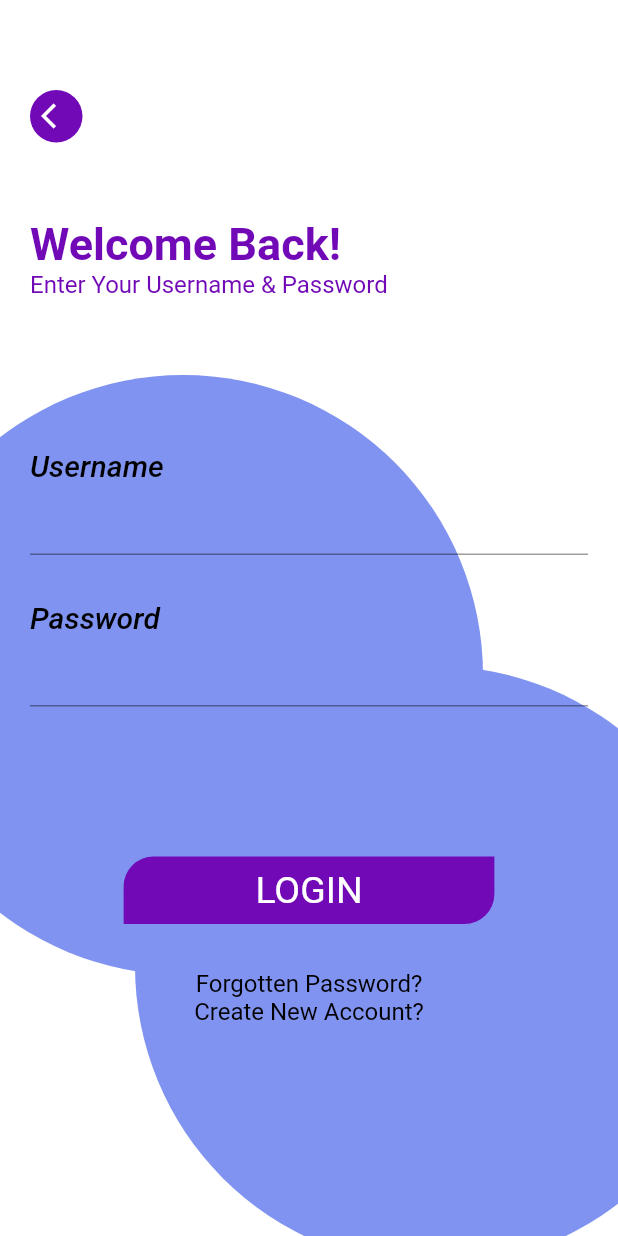
After one commit to IsaiasCuvula/login_sign_out_ui, a Flutter app: the screen it shows after launch, after a tap on "JOIN NOW", on a phone screen of 412 x 824 dp. The commit adds this screen. Run offline on Flutter 3.47's test engine with Material 2 defaults, Android fonts, the phone set to English and light mode, and no system bars.

Commit message:
login page ui done

```diff
--- a/lib/main.dart
+++ b/lib/main.dart
@@ -16,6 +16,7 @@ class MyApp extends StatelessWidget {
       debugShowCheckedModeBanner: false,
       title: 'Login & Sign up UI',
       theme: ThemeData(
+        scaffoldBackgroundColor: Colors.white,
         textTheme: TextTheme(
           bodyText1: TextStyle(color: kDarkPurple),
           bodyText2: TextStyle(color: kDarkPurple),
--- /dev/null
+++ b/lib/pages/login_page.dart
@@ -0,0 +1,80 @@
+import 'package:flutter/material.dart';
+
+import '../utils/constants.dart';
+import '../widgets/custom_back_button.dart';
+import '../widgets/custom_button.dart';
+import '../widgets/custom_circle.dart';
+import '../widgets/text_field_title.dart';
+
+class LoginPage extends StatelessWidget {
+  const LoginPage({Key? key}) : super(key: key);
+
+  @override
+  Widget build(BuildContext context) {
+    final Size size = MediaQuery.of(context).size;
+    return Scaffold(
+      body: Stack(
+        children: [
+          Positioned(
+            right: 90.0,
+            top: 250.0,
+            child: CustomCircle(color: kBlue),
+          ),
+          Positioned(
+            left: 90.0,
+            bottom: -20.0,
+            child: CustomCircle(color: kBlue),
+          ),
+          Padding(
+            padding: const EdgeInsets.all(20.0),
+            child: Column(
+              crossAxisAlignment: CrossAxisAlignment.start,
+              children: [
+                const SizedBox(height: 40.0),
+                const CustomBackButton(),
+                const SizedBox(height: 50.0),
+                const Text(
+                  "Welcome Back!",
+                  style: TextStyle(
+                    fontSize: 30.0,
+                    fontWeight: FontWeight.bold,
+                  ),
+                ),
+                const Text(
+                  "Enter Your Username & Password",
+                  style: TextStyle(fontSize: 16.0),
+                ),
+                const SizedBox(height: 100.0),
+                const TextFieldTitle(text: 'Username'),
+                const TextField(),
+                const SizedBox(height: 30.0),
+                const TextFieldTitle(text: 'Password'),
+                const TextField(),
+                const SizedBox(height: 100.0),
+                Center(
+                  child: CustomButton(
+                    width: size.width * 0.6,
+                    text: 'LOGIN',
+                  ),
+                ),
+                const SizedBox(height: 30.0),
+                const Center(
+                  child: Text(
+                    "Forgotten Password?",
+                    style: TextStyle(fontSize: 16.0, color: Colors.black),
+                  ),
+                ),
+                const Center(
+                  child: Text(
+                    "Create New Account?",
+                    style: TextStyle(fontSize: 16.0, color: Colors.black),
+                  ),
+                ),
+              ],
+            ),
+          ),
+        ],
+      ),
+    );
+  }
+}
--- a/lib/pages/welcome_page.dart
+++ b/lib/pages/welcome_page.dart
@@ -1,5 +1,7 @@
 import 'package:flutter/material.dart';
+import 'package:login_sign_out_ui/pages/login_page.dart';
 
+import '../utils/constants.dart';
 import '../widgets/custom_button.dart';
 import '../widgets/custom_circle.dart';
 
@@ -12,15 +14,15 @@ class WelcomePage extends StatelessWidget {
     return Scaffold(
       body: Stack(
         children: [
-          const Positioned(
+          Positioned(
             right: 90.0,
             top: -20.0,
-            child: CustomCircle(),
+            child: CustomCircle(color: kLightPurple),
           ),
-          const Positioned(
+          Positioned(
             left: 90.0,
             bottom: 200.0,
-            child: CustomCircle(),
+            child: CustomCircle(color: kLightPurple),
           ),
           Padding(
             padding: const EdgeInsets.all(20.0),
@@ -41,9 +43,18 @@ class WelcomePage extends StatelessWidget {
                 ),
                 const SizedBox(height: 40.0),
                 Center(
-                  child: CustomButton(
-                    width: size.width * 0.7,
-                    text: 'JOIN NOW',
+                  child: InkWell(
+                    onTap: () {
+                      Navigator.of(context).push(
+                        MaterialPageRoute(
+                          builder: (ctx) => const LoginPage(),
+                        ),
+                      );
+                    },
+                    child: CustomButton(
+                      width: size.width * 0.7,
+                      text: 'JOIN NOW',
+                    ),
                   ),
                 ),
                 const SizedBox(height: 30.0),
--- /dev/null
+++ b/lib/widgets/custom_back_button.dart
@@ -0,0 +1,30 @@
+import 'package:flutter/material.dart';
+
+import '../utils/constants.dart';
+
+class CustomBackButton extends StatelessWidget {
+  const CustomBackButton({Key? key}) : super(key: key);
+
+  @override
+  Widget build(BuildContext context) {
+    return InkWell(
+      onTap: () {
+        Navigator.pop(context);
+      },
+      borderRadius: BorderRadius.circular(35.0),
+      child: Container(
+        width: 35.0,
+        height: 35.0,
+        decoration: BoxDecoration(
+          shape: BoxShape.circle,
+          color: kDarkPurple,
+        ),
+        child: const Icon(
+          Icons.arrow_back_ios,
+          color: Colors.white,
+          size: 20.0,
+        ),
+      ),
+    );
+  }
+}
--- a/lib/widgets/custom_circle.dart
+++ b/lib/widgets/custom_circle.dart
@@ -1,8 +1,8 @@
 import 'package:flutter/material.dart';
-import 'package:login_sign_out_ui/utils/constants.dart';
 
 class CustomCircle extends StatelessWidget {
-  const CustomCircle({Key? key}) : super(key: key);
+  const CustomCircle({Key? key, required this.color}) : super(key: key);
+  final Color color;
 
   @override
   Widget build(BuildContext context) {
@@ -10,7 +10,7 @@ class CustomCircle extends StatelessWidget {
       height: 400.0,
       width: 400.0,
       decoration: BoxDecoration(
-        color: kLightPurple,
+        color: color,
         shape: BoxShape.circle,
       ),
     );
--- /dev/null
+++ b/lib/widgets/text_field_title.dart
@@ -0,0 +1,20 @@
+import 'package:flutter/material.dart';
+
+class TextFieldTitle extends StatelessWidget {
+  const TextFieldTitle({Key? key, required this.text}) : super(key: key);
+
+  final String text;
+
+  @override
+  Widget build(BuildContext context) {
+    return Text(
+      text,
+      style: const TextStyle(
+        color: Colors.black,
+        fontSize: 20.0,
+        fontWeight: FontWeight.w500,
+        fontStyle: FontStyle.italic,
+      ),
+    );
+  }
+}
```
